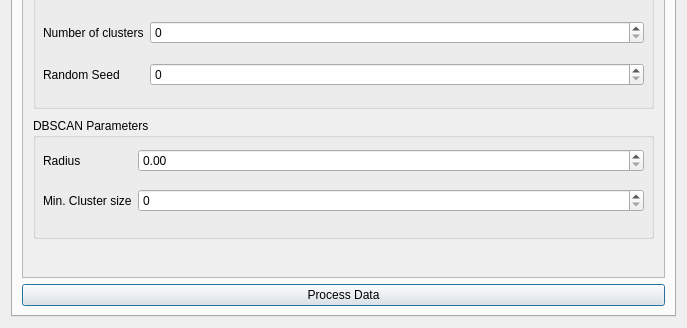
Qt form ui/geoprivacy_dialog_base.ui (Diuke/GeoPriv) before a commit; both pictures show x 0 to 687 and y 338 to 666 of the 687 by 666 pixel window.
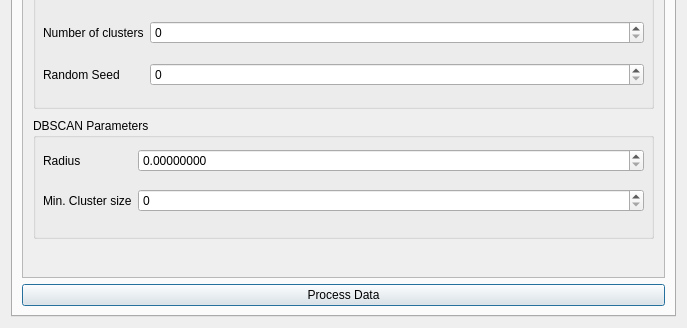
The same form after that commit. Icons and pictures are not drawn. Custom widgets are drawn as their Qt base class.

What changed in the file:
```diff
--- a/ui/geoprivacy_dialog_base.ui
+++ b/ui/geoprivacy_dialog_base.ui
@@ -264,7 +264,11 @@
                 </widget>
                </item>
                <item row="2" column="2">
-                <widget class="QDoubleSpinBox" name="radius"/>
+                <widget class="QDoubleSpinBox" name="radius">
+                 <property name="decimals">
+                  <number>8</number>
+                 </property>
+                </widget>
                </item>
                <item row="4" column="2">
                 <widget class="QgsSpinBox" name="minClusterSize">
```
